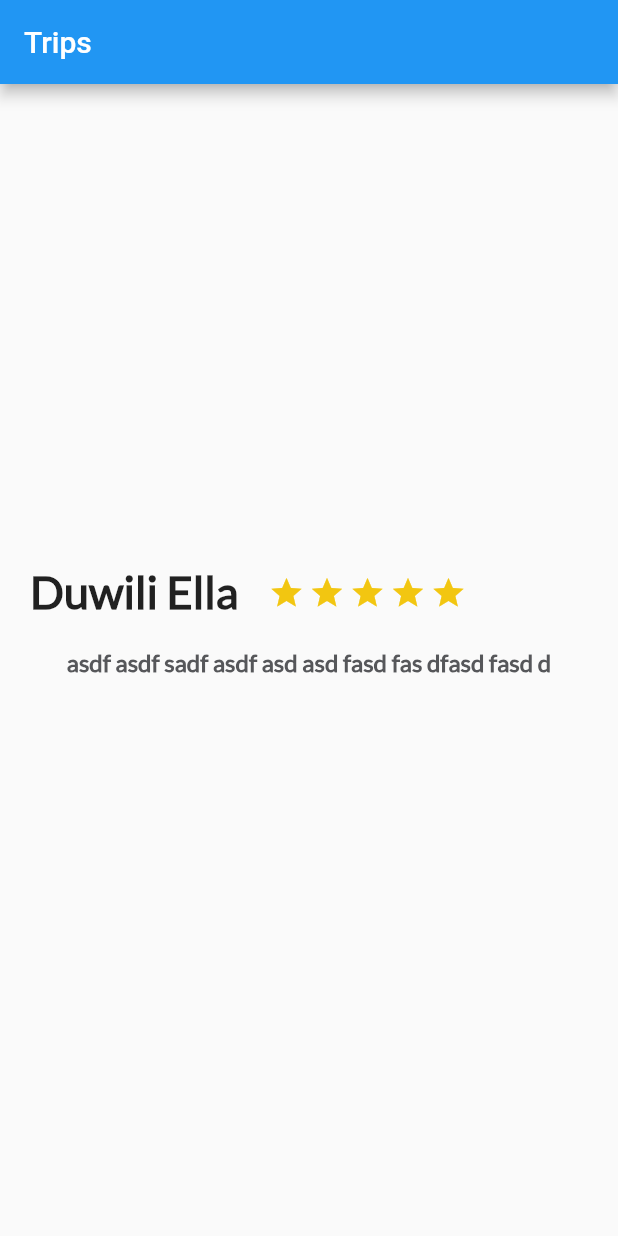
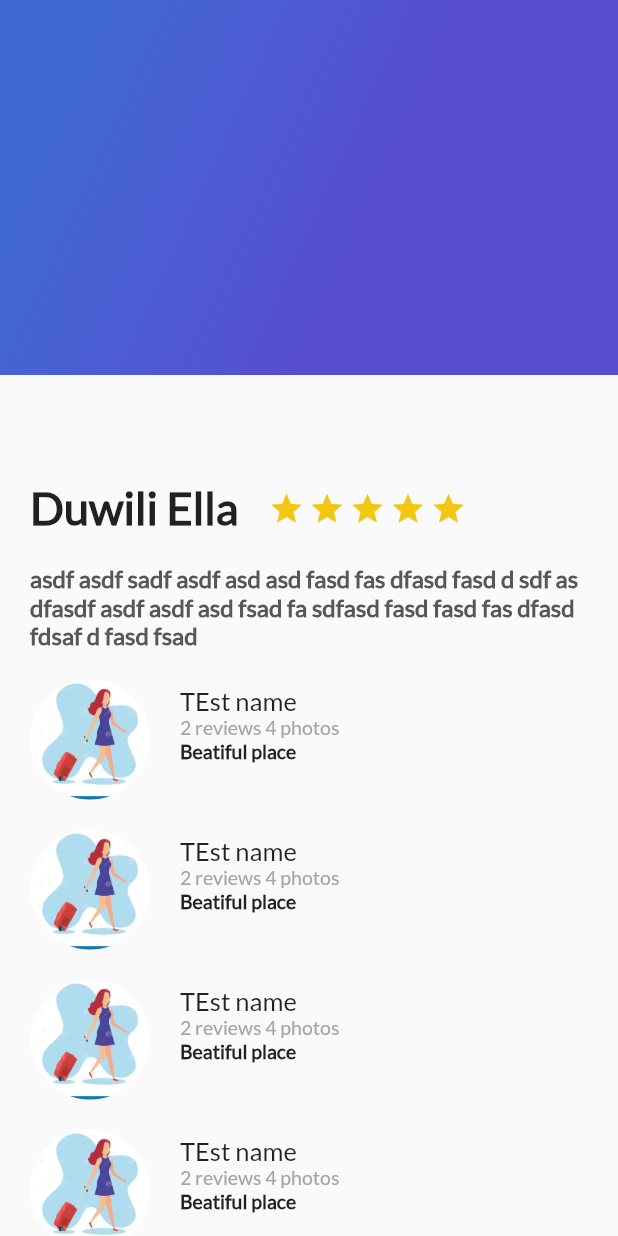
Before and after one commit to kenny08gt/places-flutter, a Flutter app: the screen it shows after launch, on a phone screen of 412 x 824 dp. Run offline on Flutter 3.47's test engine with Material 2 defaults, Android fonts, the phone set to English and light mode, and no system bars.

Commit message:
Added stack to place view

```diff
--- a/lib/main.dart
+++ b/lib/main.dart
@@ -1,5 +1,8 @@
 import 'package:flutter/material.dart';
 import 'package:platzi_trips_app/place/description_place.dart';
+import 'package:platzi_trips_app/place/gradient_back.dart';
+import 'package:platzi_trips_app/place/review.dart';
+import 'package:platzi_trips_app/place/review_list.dart';
 
 void main() {
   runApp(MyApp());
@@ -24,12 +27,22 @@ class MyApp extends StatelessWidget {
           primarySwatch: Colors.blue,
         ),
         home: Scaffold(
-        appBar: AppBar(
-          title: Text("Trips"),
+            body: Stack(
+              children: [
+                ListView(
+                  children: [
+              DescriptionPlace(
+                    'Duwili Ella',
+                    4,
+                    'asdf asdf sadf asdf asd asd fasd fas dfasd fasd d sdf as dfasdf asdf asdf asd fsad fa sdf'
+                        'asd fasd fasd fas dfasd fdsaf d fasd fsad '),
+                    ReviewList()
+                  ],
                 ),
-        body: new DescriptionPlace('Duwili Ella', 4, 'asdf asdf sadf asdf asd asd fasd fas dfasd fasd d'),
+                GradientBack(),
+              ],
             )
-
+        ),
         // MyHomePage(title: 'Flutter Demo Home Page'),
         );
   }
--- a/lib/place/description_place.dart
+++ b/lib/place/description_place.dart
@@ -1,6 +1,7 @@
 import 'package:flutter/material.dart';
 import 'package:platzi_trips_app/place/components/body.dart';
 import 'package:platzi_trips_app/place/components/title.dart';
+import 'package:platzi_trips_app/place/review_list.dart';
 
 class DescriptionPlace extends StatelessWidget {
 
@@ -17,7 +18,8 @@ class DescriptionPlace extends StatelessWidget {
     final column = Column(
       children: [
         TitlePlace(namePlace),
-        BodyPlace(descriptionPlace)
+        BodyPlace(descriptionPlace),
+        ReviewList(),
       ],
     );
 
--- /dev/null
+++ b/lib/place/gradient_back.dart
@@ -0,0 +1,24 @@
+import 'package:flutter/material.dart';
+
+class GradientBack extends StatelessWidget {
+  @override
+  Widget build(BuildContext context) {
+
+    return Container(
+        height: 250.0,
+      decoration: BoxDecoration(
+        gradient: LinearGradient(
+          colors: [
+            Color(0xFF4268D3),
+            Color(0xFF584CD1),
+          ],
+          begin: FractionalOffset(0.2, 0.0),
+          end: FractionalOffset(1.0, 0.6),
+          stops: [0.0, 0.6],
+          tileMode: TileMode.clamp
+        )
+      ),
+    );
+
+  }
+}
--- /dev/null
+++ b/lib/place/review.dart
@@ -0,0 +1,95 @@
+import 'package:flutter/material.dart';
+import 'package:platzi_trips_app/components/star_full.dart';
+
+class Review extends StatelessWidget {
+
+  String image;
+  String name;
+  String stats;
+  int stars;
+  String details;
+
+  Review(this.image, this.name, this.stats, this.stars, this.details);
+
+  @override
+  Widget build(BuildContext context) {
+
+    final photo = Container(
+        margin: EdgeInsets.only(
+          top: 20.0,
+          left: 20.0,
+        ),
+      width: 80.0,
+      height: 80.0,
+
+      decoration: BoxDecoration(
+        shape: BoxShape.circle,
+        image: DecorationImage(
+          fit: BoxFit.cover,
+            image: AssetImage(image)
+        ),
+      ),
+    );
+
+    final userName = Container(
+      margin: EdgeInsets.only(
+        left: 20.0
+      ),
+      child: Text(
+        name,
+        textAlign: TextAlign.left,
+        style: TextStyle(
+          fontFamily: "Lato",
+          fontSize: 17.0
+        ),
+      ),
+    );
+
+    final statsDetails = Container(
+        margin: EdgeInsets.only(
+          left: 20.0
+        ),
+        child: Text(
+            stats,
+            textAlign: TextAlign.left,
+            style: TextStyle(
+                fontFamily: "Lato",
+                fontSize: 13.0,
+              color: Color(0xFFa3a5a7)
+            ),
+          ),
+      );
+
+    final userComment = Container(
+      margin: EdgeInsets.only(
+          left: 20.0
+      ),
+      child: Text(
+        details,
+        textAlign: TextAlign.left,
+        style: TextStyle(
+            fontFamily: "Lato",
+            fontSize: 13.0,
+          fontWeight: FontWeight.bold
+        ),
+      ),
+    );
+
+    final userDetails = Column(
+        crossAxisAlignment: CrossAxisAlignment.start,
+        children: [
+          userName,
+          statsDetails,
+          userComment
+        ],
+    );
+
+    return Row(
+      children: [
+        photo,
+        userDetails,
+      ],
+    );
+
+  }
+}
--- /dev/null
+++ b/lib/place/review_list.dart
@@ -0,0 +1,21 @@
+import 'package:flutter/material.dart';
+import 'review.dart';
+
+class ReviewList extends StatelessWidget {
+  @override
+  Widget build(BuildContext context) {
+
+    return Column(
+      crossAxisAlignment: CrossAxisAlignment.start,
+        children: [
+          Review('assets/imgs/avatar-girl.jpg', 'TEst name', '2 reviews 4 photos', 5, 'Beatiful place'),
+          Review('assets/imgs/avatar-girl.jpg', 'TEst name', '2 reviews 4 photos', 5, 'Beatiful place'),
+          Review('assets/imgs/avatar-girl.jpg', 'TEst name', '2 reviews 4 photos', 5, 'Beatiful place'),
+          Review('assets/imgs/avatar-girl.jpg', 'TEst name', '2 reviews 4 photos', 5, 'Beatiful place'),
+          Review('assets/imgs/avatar-girl.jpg', 'TEst name', '2 reviews 4 photos', 5, 'Beatiful place'),
+          Review('assets/imgs/avatar-girl.jpg', 'TEst name', '2 reviews 4 photos', 5, 'Beatiful place'),
+        ],
+    );
+
+  }
+}
--- a/pubspec.yaml
+++ b/pubspec.yaml
@@ -50,6 +50,7 @@ flutter:
   #   - images/a_dot_ham.jpeg
   assets:
     - assets/imgs/metallica.jpg
+    - assets/imgs/avatar-girl.jpg
 
   # An image asset can refer to one or more resolution-specific "variants", see
   # https://flutter.dev/assets-and-images/#resolution-aware.
```
Also changed, not shown: assets/imgs/avatar-girl.jpg (added). Lines whose indentation alone changed are shown as unchanged.
